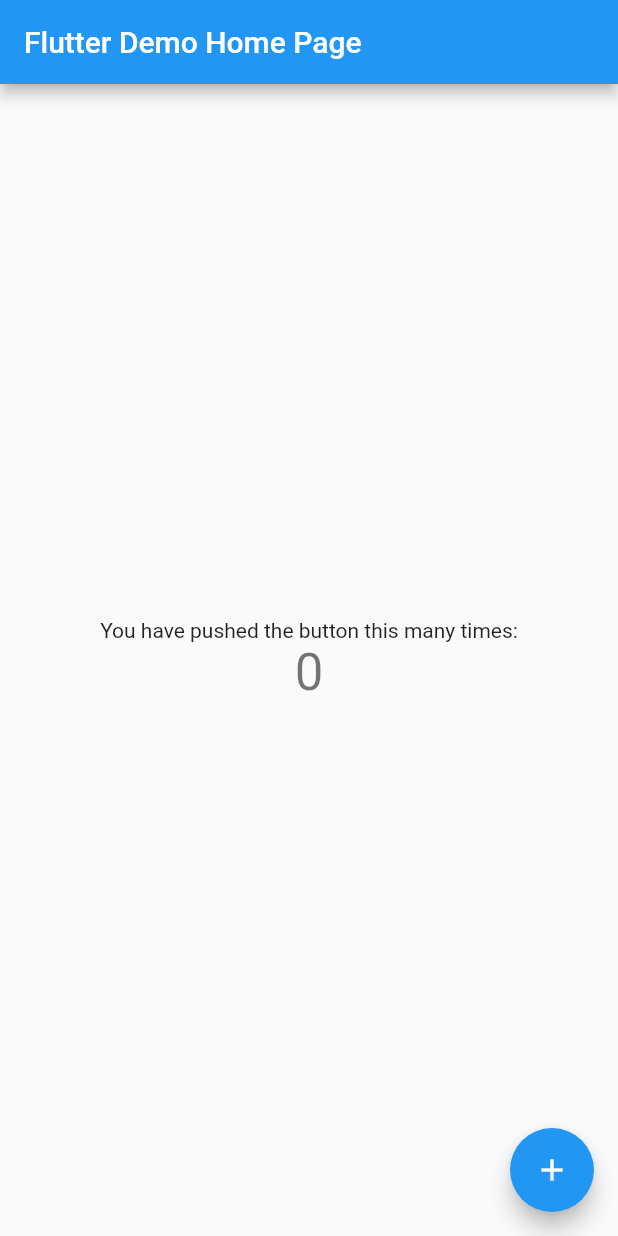
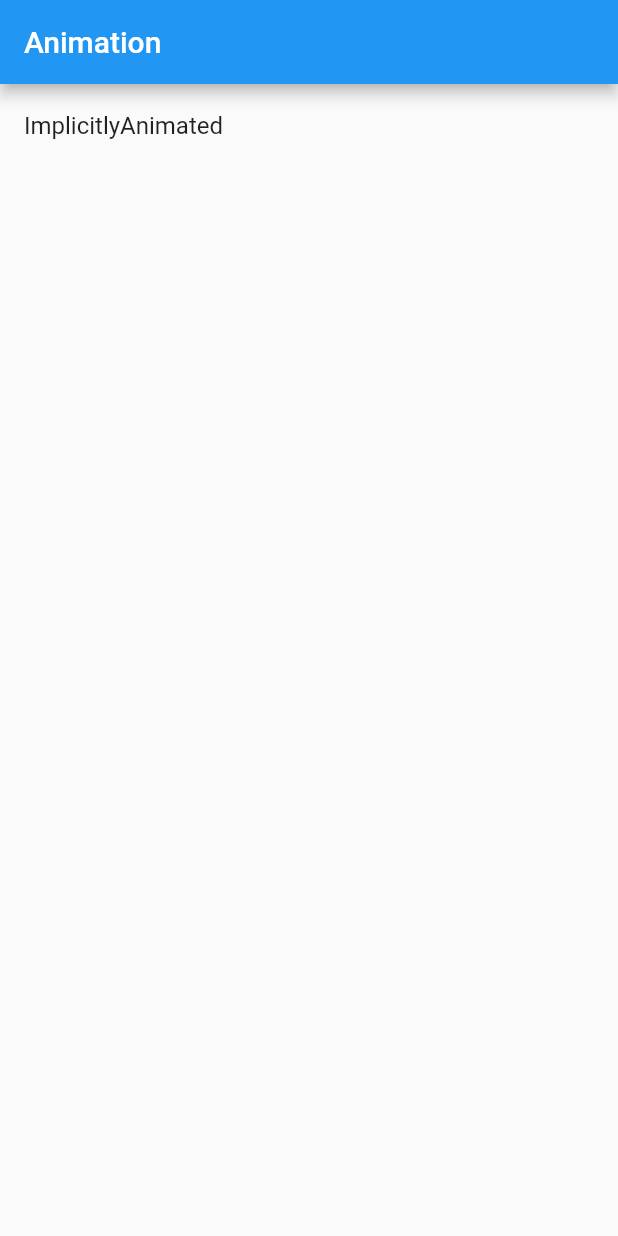
Before and after one commit to KobayashiKz/ImplicitWidgets, a Flutter app: the screen it shows after launch, on a phone screen of 412 x 824 dp. Run offline on Flutter 3.47's test engine with Material 2 defaults, Android fonts, the phone set to English and light mode, and no system bars.

Commit message:
Add animatedAlign

```diff
--- /dev/null
+++ b/lib/app.dart
@@ -0,0 +1,24 @@
+
+import 'package:flutter/material.dart';
+import 'package:implicit_animation_sample/main.dart';
+import 'package:implicit_animation_sample/screen/home/home_page.dart';
+import 'package:implicit_animation_sample/screen/implicitly_animated/animated_align.dart';
+import 'package:implicit_animation_sample/screen/implicitly_animated/implicitly_animated.dart';
+
+class App extends StatelessWidget {
+  @override
+  Widget build(BuildContext context) {
+    return MaterialApp(
+      title: "Animations",
+      theme: ThemeData(
+        primarySwatch: Colors.blue
+      ),
+      home: HomePage(),
+      routes: {
+        /// Animated
+        ImplicitlyAnimatedPage.routeName: (_context) => ImplicitlyAnimatedPage(),
+        AnimatedAlignPage.routeName: (_context) => AnimatedAlignPage(),
+      }
+    );
+  }
+}
--- a/lib/main.dart
+++ b/lib/main.dart
@@ -1,64 +1,4 @@
 import 'package:flutter/material.dart';
+import 'package:implicit_animation_sample/app.dart';
 
-void main() => runApp(MyApp());
-
-class MyApp extends StatelessWidget {
-  // This widget is the root of your application.
-  @override
-  Widget build(BuildContext context) {
-    return MaterialApp(
-      title: 'Flutter Demo',
-      theme: ThemeData(
-        primarySwatch: Colors.blue,
-      ),
-      home: MyHomePage(title: 'Flutter Demo Home Page'),
-    );
-  }
-}
-
-class MyHomePage extends StatefulWidget {
-  MyHomePage({Key key, this.title}) : super(key: key);
-
-  final String title;
-
-  @override
-  _MyHomePageState createState() => _MyHomePageState();
-}
-
-class _MyHomePageState extends State<MyHomePage> {
-  int _counter = 0;
-
-  void _incrementCounter() {
-    setState(() {
-      _counter++;
-    });
-  }
-
-  @override
-  Widget build(BuildContext context) {
-    return Scaffold(
-      appBar: AppBar(
-        title: Text(widget.title),
-      ),
-      body: Center(
-        child: Column(
-          mainAxisAlignment: MainAxisAlignment.center,
-          children: <Widget>[
-            Text(
-              'You have pushed the button this many times:',
-            ),
-            Text(
-              '$_counter',
-              style: Theme.of(context).textTheme.display1,
-            ),
-          ],
-        ),
-      ),
-      floatingActionButton: FloatingActionButton(
-        onPressed: _incrementCounter,
-        tooltip: 'Increment',
-        child: Icon(Icons.add),
-      ),
-    );
-  }
-}
+void main() => runApp(App());
--- /dev/null
+++ b/lib/screen/home/home_page.dart
@@ -0,0 +1,22 @@
+
+import 'package:flutter/material.dart';
+import 'package:implicit_animation_sample/screen/implicitly_animated/implicitly_animated.dart';
+import 'package:implicit_animation_sample/widgets/app_list_tile.dart';
+import 'package:implicit_animation_sample/widgets/app_scaffold.dart';
+
+class HomePage extends StatelessWidget {
+  @override
+  Widget build(BuildContext context) {
+    return AppScaffold(
+      title: "Animation",
+      child: ListView(
+        children: [
+          const AppListTile(
+            title: "ImplicitlyAnimated",
+            nextRouteName: ImplicitlyAnimatedPage.routeName,
+          )
+        ],
+      ),
+    );
+  }
+}
--- /dev/null
+++ b/lib/widgets/app_list_tile.dart
@@ -0,0 +1,22 @@
+
+import 'package:flutter/material.dart';
+
+class AppListTile extends StatelessWidget {
+  const AppListTile({
+    Key key,
+    this.title,
+    this.nextRouteName}): super(key: key);
+
+  final String title;
+  final String nextRouteName;
+
+  @override
+  Widget build(BuildContext context) {
+    return ListTile(
+      title: Text(title),
+      onTap: () {
+        Navigator.of(context).pushNamed(nextRouteName);
+      },
+    );
+  }
+}
--- /dev/null
+++ b/lib/widgets/app_scaffold.dart
@@ -0,0 +1,24 @@
+import 'package:flutter/material.dart';
+
+class AppScaffold extends StatelessWidget {
+  const AppScaffold({
+    Key key,
+    @required this.title,
+    @required this.child,
+    this.floatingActionButton}): super(key: key);
+
+  final String title;
+  final Widget child;
+  final FloatingActionButton floatingActionButton;
+
+  @override
+  Widget build(BuildContext context) {
+    return Scaffold(
+      appBar: AppBar(
+        title: Text(title)
+      ),
+      body: child,
+      floatingActionButton: floatingActionButton,
+    );
+  }
+}
--- a/pubspec.yaml
+++ b/pubspec.yaml
@@ -39,6 +39,8 @@ flutter:
   # included with your application, so that you can use the icons in
   # the material Icons class.
   uses-material-design: true
+  assets:
+    - assets/flutter.png
 
   # To add assets to your application, add an assets section, like this:
   # assets:
```
Also changed, not shown: lib/screen/implicitly_animated/animated_align.dart (added, +44 -0 lines), lib/screen/implicitly_animated/implicitly_animated.dart (added, +24 -0 lines), lib/widgets/animation_object.dart (added, +36 -0 lines), assets/flutter.png (added), 1 other file.
